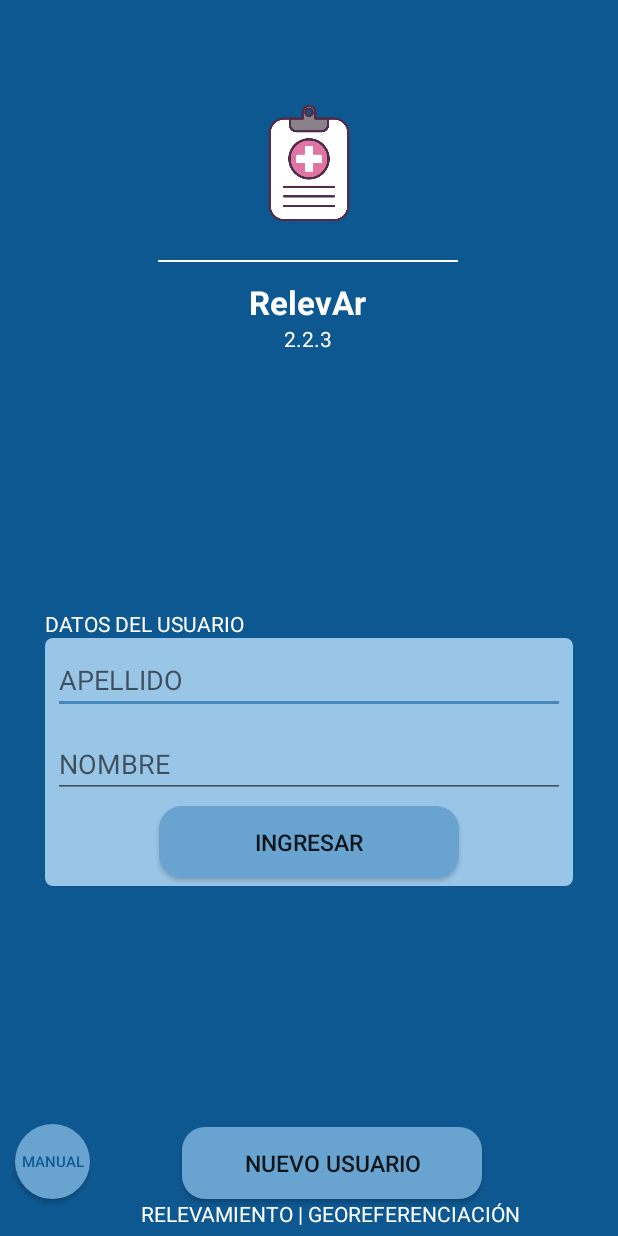
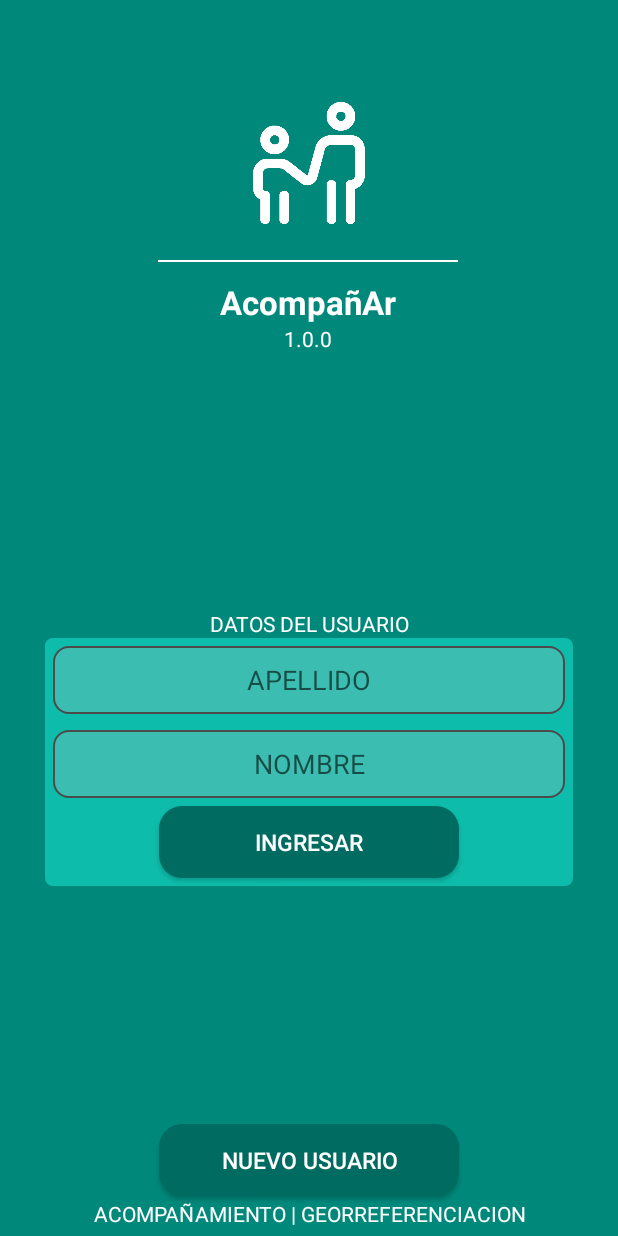
Before and after one commit to ernestosa95/RelevAr2, an Android app: the screen it shows after launch (MenuInicio), on a phone screen of 412 x 824 dp. Run offline under Robolectric (Android 15) with nearby library versions, the phone set to English and light mode, and no system bars; libraries missing offline, so code that uses them is left out: com.getbase.floatingactionbutton; plain views replace FloatingActionButton, FloatingActionsMenu; 2 statements that could not run were skipped.

Commit message:
commit inicial

```diff
--- a/app/build.gradle
+++ b/app/build.gradle
@@ -38,22 +38,22 @@ android {
 dependencies {
     implementation fileTree(dir: 'libs', include: ['*.jar'])
 
-    implementation 'androidx.appcompat:appcompat:1.6.1'
+    implementation 'androidx.appcompat:appcompat:1.7.0'
     implementation 'androidx.constraintlayout:constraintlayout:2.1.4'
-    implementation 'com.google.android.material:material:1.9.0'
-    implementation 'androidx.viewpager2:viewpager2:1.0.0'
-    implementation 'androidx.core:core-ktx:+'
-    implementation 'androidx.core:core-ktx:+'
-    implementation 'com.google.android.gms:play-services-maps:18.1.0'
-    implementation 'androidx.navigation:navigation-fragment:2.5.2'
-    implementation 'androidx.navigation:navigation-ui:2.5.2'
-    testImplementation 'junit:junit:4.13'
+    implementation 'com.google.android.material:material:1.12.0'
+    implementation 'androidx.viewpager2:viewpager2:1.1.0'
+    implementation 'androidx.core:core-ktx:1.13.1'
+    implementation 'androidx.core:core-ktx:1.13.1'
+    implementation 'com.google.android.gms:play-services-maps:18.2.0'
+    implementation 'androidx.navigation:navigation-fragment:2.7.7'
+    implementation 'androidx.navigation:navigation-ui:2.7.7'
+    testImplementation 'junit:junit:4.13.2'
     androidTestImplementation 'androidx.test.ext:junit:1.1.5'
     androidTestImplementation 'androidx.test.espresso:espresso-core:3.5.1'
-    implementation 'com.google.android.gms:play-services-maps:18.1.0'
+    implementation 'com.google.android.gms:play-services-maps:18.2.0'
     implementation 'me.dm7.barcodescanner:zxing:1.8.4'
     implementation 'com.android.volley:volley:1.2.1'
-    implementation 'com.google.code.gson:gson:2.8.2'
+    implementation 'com.google.code.gson:gson:2.10.1'
     implementation 'com.getbase:floatingactionbutton:1.10.1'
 
     implementation 'org.quanqi:android-holo-graph:0.1.0'
--- a/app/src/main/java/com/example/relevar/MenuInicio.java
+++ b/app/src/main/java/com/example/relevar/MenuInicio.java
@@ -79,19 +79,19 @@ public class MenuInicio extends AppCompatActivity {
             this.setRequestedOrientation(ActivityInfo.SCREEN_ORIENTATION_LOCKED);
         }
 
-        Button btnUrl = findViewById(R.id.BTNURL);
+        //Button btnUrl = findViewById(R.id.BTNURL);
         String urlString = "https://drive.google.com/drive/folders/1-N3vJG2IOSBu0Pjnl8s29bPoyPkV1W_s?usp=sharing";
-        btnUrl.setOnClickListener(new View.OnClickListener() {
+        /*btnUrl.setOnClickListener(new View.OnClickListener() {
             @Override
             public void onClick(View view) {
                 Uri link = Uri.parse(urlString);
                 Intent i = new Intent(Intent.ACTION_VIEW, link);
                 startActivity(i);
             }
-        });
+        });*/
 
         TextView version = findViewById(R.id.versionTXT);
-        version.setText(BuildConfig.VERSION_NAME);
+        version.setText("1.0.0");
 
 
         //encuestador.archivos.RecuperarDatosCsv();
--- /dev/null
+++ b/app/src/main/res/drawable/background_edittext.xml
@@ -0,0 +1,6 @@
+<?xml version="1.0" encoding="utf-8"?>
+<shape xmlns:android="http://schemas.android.com/apk/res/android">
+    <solid android:color="#40C1C1C1"/> <stroke
+    android:width="1dp" android:color="#4B4B4B"/>
+    <corners android:radius="10dp"/>
+</shape>
--- a/app/src/main/res/drawable/button1.xml
+++ b/app/src/main/res/drawable/button1.xml
@@ -1,5 +1,5 @@
 <?xml version="1.0" encoding="utf-8"?>
 <shape  xmlns:android="http://schemas.android.com/apk/res/android" android:shape="rectangle">
-    <solid android:color="#69A4D1"/>
+    <solid android:color="@color/colorPrimaryDark"/>
     <corners android:radius="15dp"/>
 </shape>
--- a/app/src/main/res/drawable/edit_text_1.xml
+++ b/app/src/main/res/drawable/edit_text_1.xml
@@ -1,5 +1,5 @@
 <?xml version="1.0" encoding="utf-8"?>
 <shape xmlns:android="http://schemas.android.com/apk/res/android" android:shape="rectangle">
-    <solid android:color="#99C5E6"/>
+    <solid android:color="@color/colorBlueLigth"/>
     <corners android:radius="5dp"/>
 </shape>
--- a/app/src/main/res/layout/activity_menu_inicio.xml
+++ b/app/src/main/res/layout/activity_menu_inicio.xml
@@ -4,19 +4,19 @@
     xmlns:tools="http://schemas.android.com/tools"
     android:layout_width="match_parent"
     android:layout_height="match_parent"
-    android:background="#0E5891">
+    android:background="@color/colorBlue">
 
     <TextView
         android:id="@+id/textView2"
         android:layout_width="wrap_content"
         android:layout_height="wrap_content"
         android:layout_marginBottom="5dp"
-        android:text="@string/relevamiento_georeferenciacion"
+        android:text="ACOMPAÑAMIENTO | GEORREFERENCIACION"
         android:textColor="#FFFFFF"
         app:layout_constraintBottom_toBottomOf="parent"
-        app:layout_constraintEnd_toEndOf="parent"
+        app:layout_constraintEnd_toEndOf="@+id/NUEVOUSUARIO"
         app:layout_constraintHorizontal_bias="0.496"
-        app:layout_constraintStart_toStartOf="@+id/linearLayout5" />
+        app:layout_constraintStart_toStartOf="@+id/NUEVOUSUARIO" />
 
     <TextView
         android:id="@+id/textView20"
@@ -25,6 +25,7 @@
         android:text="DATOS DEL USUARIO"
         android:textColor="#FFFFFF"
         app:layout_constraintBottom_toTopOf="@+id/linearLayout5"
+        app:layout_constraintEnd_toEndOf="@+id/linearLayout5"
         app:layout_constraintStart_toStartOf="@+id/linearLayout5" />
 
     <TextView
@@ -52,7 +53,7 @@
         android:layout_width="wrap_content"
         android:layout_height="wrap_content"
         android:layout_marginTop="12dp"
-        android:text="RelevAr"
+        android:text="AcompañAr"
         android:textColor="#FFFFFF"
         android:textSize="22sp"
         android:textStyle="bold"
@@ -69,20 +70,22 @@
         app:layout_constraintEnd_toEndOf="parent"
         app:layout_constraintStart_toStartOf="parent"
         app:layout_constraintTop_toTopOf="parent"
-        app:srcCompat="@drawable/icono" />
+        app:srcCompat="@drawable/acompanar" />
 
     <Button
         android:id="@+id/NUEVOUSUARIO"
         android:layout_width="200dp"
         android:layout_height="wrap_content"
 
+        android:layout_marginBottom="2dp"
         android:background="@drawable/button1"
         android:onClick="crearUsuario"
         android:text="NUEVO USUARIO"
+        android:textColor="#FFFFFF"
         android:textSize="15sp"
         app:layout_constraintBottom_toTopOf="@+id/textView2"
         app:layout_constraintEnd_toEndOf="parent"
-        app:layout_constraintStart_toStartOf="@+id/linearLayout5" />
+        app:layout_constraintStart_toStartOf="parent" />
 
     <LinearLayout
         android:id="@+id/linearLayout5"
@@ -102,18 +105,22 @@
         <EditText
             android:id="@+id/APELLIDOINGRESADO"
             android:layout_width="match_parent"
-            android:layout_height="wrap_content"
+            android:layout_height="45dp"
             android:layout_margin="5dp"
+            android:background="@drawable/background_edittext"
             android:ems="10"
+            android:gravity="center_horizontal|center_vertical"
             android:hint="@string/apellido"
             android:inputType="textVisiblePassword" />
 
         <EditText
             android:id="@+id/NOMBREINGRESADO"
             android:layout_width="match_parent"
-            android:layout_height="wrap_content"
+            android:layout_height="45dp"
             android:layout_margin="5dp"
+            android:background="@drawable/background_edittext"
             android:ems="10"
+            android:gravity="center_horizontal|center_vertical"
             android:hint="@string/nombre"
             android:importantForAutofill="no"
             android:inputType="textVisiblePassword" />
@@ -127,6 +134,7 @@
             android:background="@drawable/button1"
             android:onClick="Ingresar"
             android:text="@string/ingresar"
+            android:textColor="#FFFFFF"
             android:textSize="15sp" />
 
     </LinearLayout>
@@ -154,16 +162,4 @@
 
     </com.getbase.floatingactionbutton.FloatingActionsMenu>
 
-    <Button
-        android:id="@+id/BTNURL"
-        android:layout_width="50dp"
-        android:layout_height="50dp"
-        android:layout_marginStart="10dp"
-        android:background="@drawable/button_redondo_celeste"
-        android:text="MANUAL"
-        android:textColor="@color/colorBlue"
-        android:textSize="10sp"
-        app:layout_constraintBottom_toTopOf="@+id/textView2"
-        app:layout_constraintStart_toStartOf="parent" />
-
 </androidx.constraintlayout.widget.ConstraintLayout>
--- a/app/src/main/res/values/colors.xml
+++ b/app/src/main/res/values/colors.xml
@@ -1,10 +1,10 @@
 <?xml version="1.0" encoding="utf-8"?>
 <resources>
     <color name="colorPrimary">#6200EE</color>
-    <color name="colorPrimaryDark">#396F98</color>
-    <color name="colorAccent">#4588BC</color>
-    <color name="colorBlue">#0E5891</color>
-    <color name="colorBlueLigth">#69A4D1</color>
+    <color name="colorPrimaryDark">#006B60</color>
+    <color name="colorAccent">#43A047</color>
+    <color name="colorBlue">#00897B</color>
+    <color name="colorBlueLigth">#0DBCAA</color>
     <color name="colorExtraBlueLigth">#B7D9E6</color>
     <color name="colorImpar">#4f5f6c</color>
     <color name="colorPar">#4A4A4A</color>
```
Also changed, not shown: app/src/main/res/drawable/acompanar.png (added).
